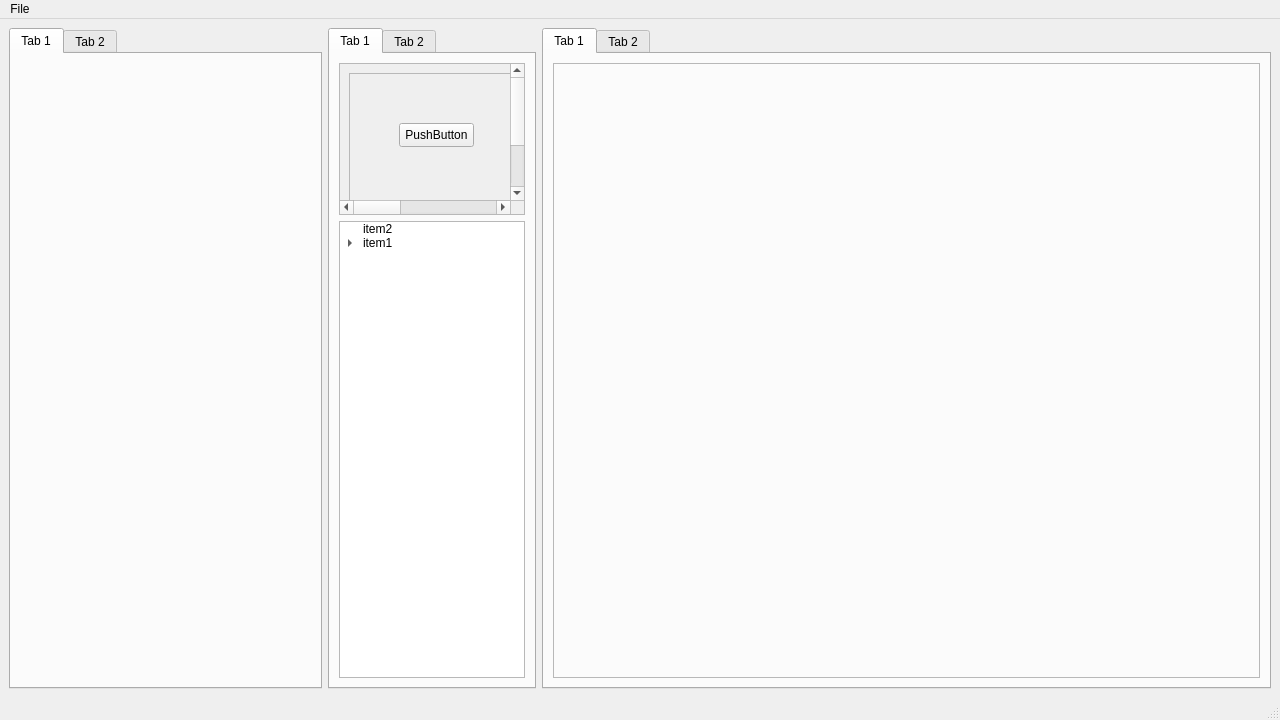
Before: the Qt Designer form mainwindow.ui in coderkalyan/codeblock-visual-studio, drawn with Qt 5.
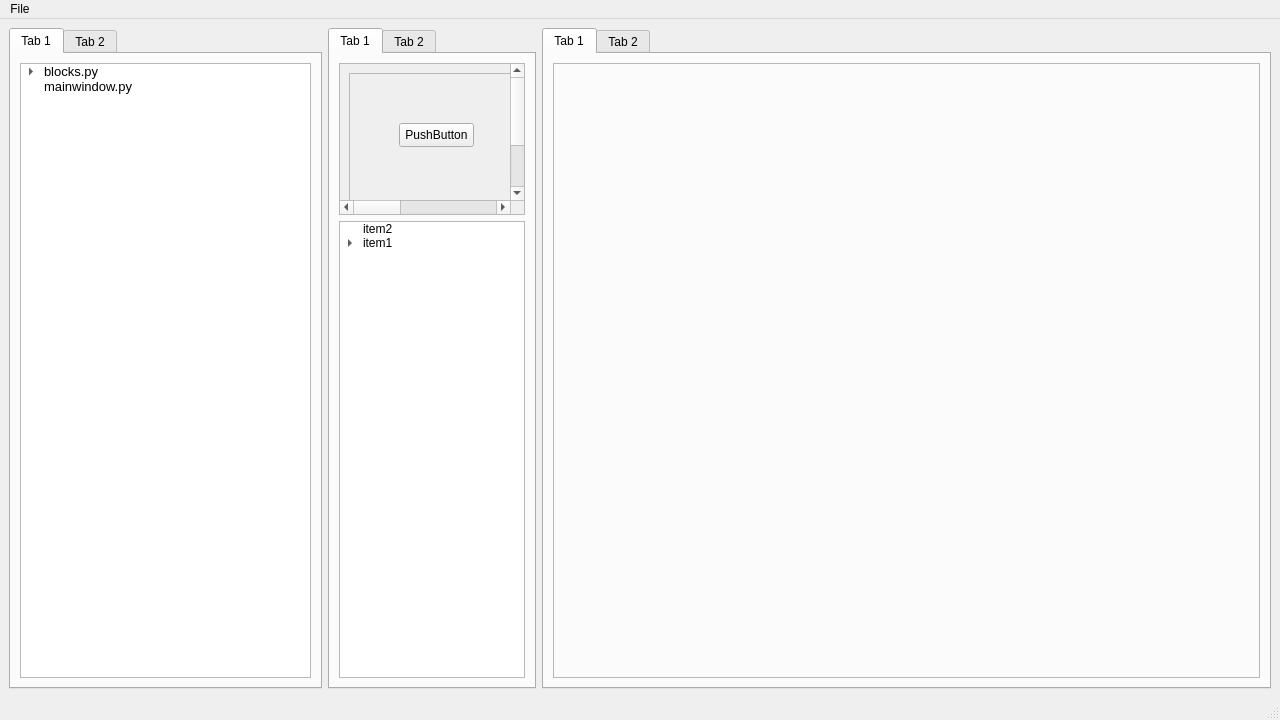
After: the same form once the commit is applied.

```diff
--- a/mainwindow.ui
+++ b/mainwindow.ui
@@ -33,6 +33,56 @@
        <attribute name="title">
         <string>Tab 1</string>
        </attribute>
+       <layout class="QVBoxLayout" name="verticalLayout_2">
+        <item>
+         <widget class="QTreeWidget" name="treeWidget_2">
+          <property name="font">
+           <font>
+            <family>Ubuntu</family>
+            <pointsize>10</pointsize>
+           </font>
+          </property>
+          <attribute name="headerVisible">
+           <bool>false</bool>
+          </attribute>
+          <column>
+           <property name="text">
+            <string>1</string>
+           </property>
+          </column>
+          <item>
+           <property name="text">
+            <string>blocks.py</string>
+           </property>
+           <item>
+            <property name="text">
+             <string>New Item</string>
+            </property>
+           </item>
+           <item>
+            <property name="text">
+             <string>1</string>
+            </property>
+           </item>
+           <item>
+            <property name="text">
+             <string>1</string>
+            </property>
+           </item>
+           <item>
+            <property name="text">
+             <string>1</string>
+            </property>
+           </item>
+          </item>
+          <item>
+           <property name="text">
+            <string>mainwindow.py</string>
+           </property>
+          </item>
+         </widget>
+        </item>
+       </layout>
       </widget>
       <widget class="QWidget" name="tab_2">
        <attribute name="title">
```
